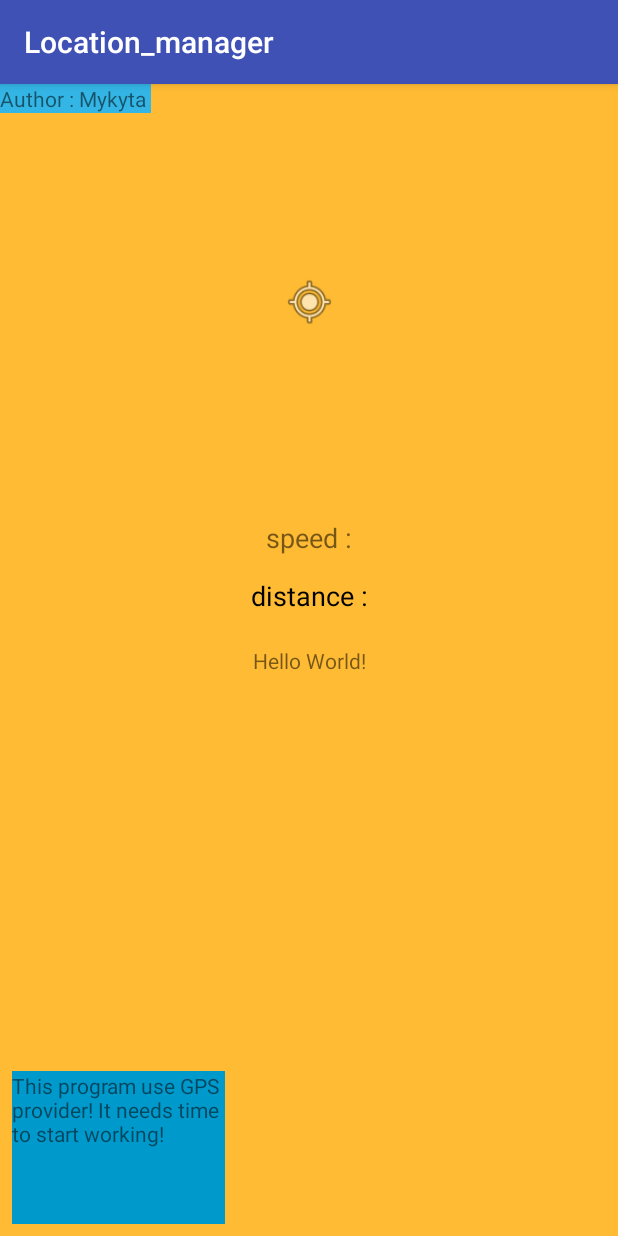
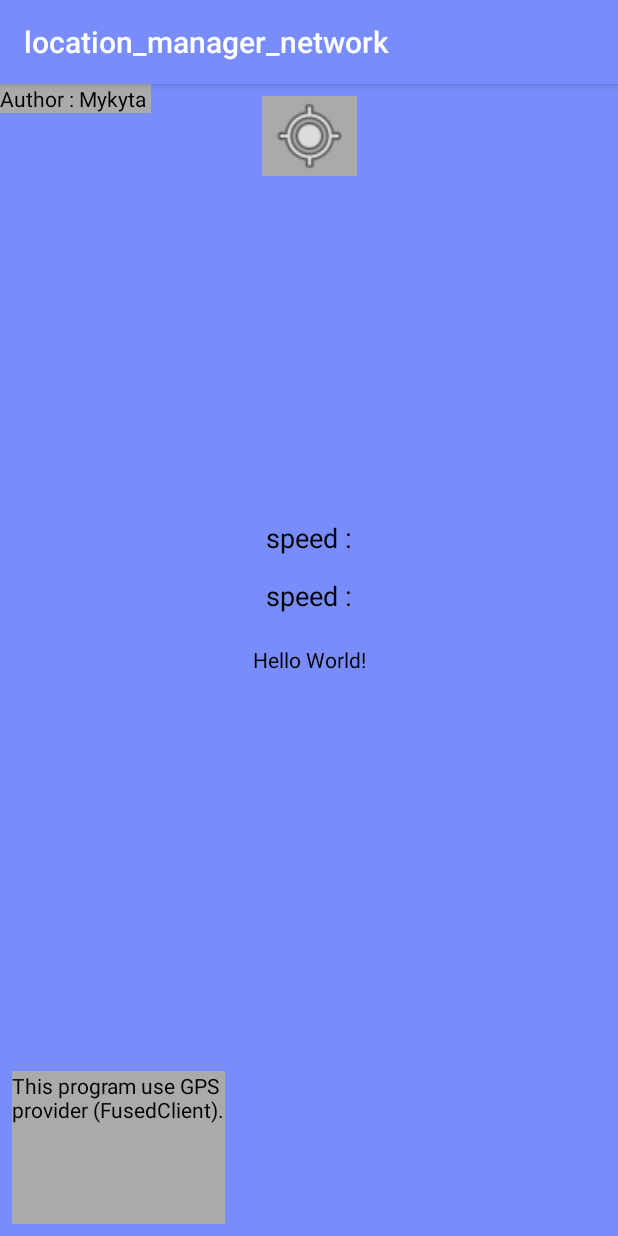
Before and after one commit to MykytaOpanyuk/All_programs_studying, an Android app: the screen it shows after launch (MainActivity), on a phone screen of 412 x 824 dp. Run offline under Robolectric (Android 15) with nearby library versions, the phone set to English and light mode, and no system bars.

Commit message:
Add final version of program (with FusedClient (New googleApi) and location manager). Added video of testing program.

```diff
--- a/lab_1_android_GPS_android_studio/app/src/main/AndroidManifest.xml
+++ b/lab_1_android_GPS_android_studio/app/src/main/AndroidManifest.xml
@@ -1,7 +1,6 @@
 <?xml version="1.0" encoding="utf-8"?>
 <manifest xmlns:android="http://schemas.android.com/apk/res/android"
-    package="com.example.nikita.location_manager">
-    <uses-permission android:name="android.permission.INTERNET" />
+    package="com.example.nikita.location_manager_network">
     <uses-permission android:name="android.permission.ACCESS_FINE_LOCATION" />
     <uses-permission android:name="android.permission.ACCESS_COARSE_LOCATION" />
     <application
--- /dev/null
+++ b/lab_1_android_GPS_android_studio/app/src/main/java/com/example/nikita/location_manager_network/MainActivity.java
@@ -0,0 +1,244 @@
+package com.example.nikita.location_manager_network;
+
+import android.Manifest;
+import android.content.pm.PackageManager;
+import android.support.v4.app.ActivityCompat;
+import android.support.v7.app.AppCompatActivity;
+import android.os.Bundle;
+import android.app.AlertDialog;
+import android.content.DialogInterface;
+
+import android.location.Location;
+import android.location.LocationListener;
+import android.location.LocationManager;
+
+import com.google.android.gms.location.LocationRequest;
+import com.google.android.gms.location.LocationServices;
+import com.google.android.gms.location.FusedLocationProviderClient;
+import com.google.android.gms.location.LocationCallback;
+import com.google.android.gms.location.LocationResult;
+
+import java.text.DecimalFormat;
+import android.content.Intent;
+import android.content.Context;
+import android.widget.TextView;
+import android.provider.Settings;
+import android.widget.Toast;
+
+public class MainActivity extends AppCompatActivity {
+
+    private static final int two_second = 2000;
+
+    public FusedLocationProviderClient fused_location_client;
+    LocationRequest location_request_high;
+    LocationCallback location_callback;
+    Context mContext;
+    //static long start_time, end_time;
+    public Location l_start, l_end;
+    public Location location_cur, location_old;
+    LocationManager location_manager;
+
+    LocationListener my_listener = new LocationListener() {
+        public void onLocationChanged(Location location) {
+            if (location_cur == null)
+                location_cur = location;
+                location_old = location;
+
+            long timeDelta = location_cur.getTime() - location.getTime();
+            boolean isSignificantlyNewer = timeDelta > two_second;
+            boolean isNewer = timeDelta > 0;
+
+            if (isSignificantlyNewer)
+                location_old = location;
+
+            int accuracyDelta = (int) (location.getAccuracy() - location_cur.getAccuracy());
+            boolean isLessAccurate = accuracyDelta > 0;
+            boolean isMoreAccurate = accuracyDelta < 0;
+            boolean isSignificantlyLessAccurate = accuracyDelta > 200;
+
+            if (isMoreAccurate)
+                location_old = location;
+            else if (isNewer && !isLessAccurate)
+                location_old = location;
+            else if ((isNewer) && !(isSignificantlyLessAccurate))
+                location_old = location;
+
+            double speed = location.getSpeed() * 3.6;
+
+            String speed_2 = "Speed (LocationManager): " + new DecimalFormat("#.##").format(speed) + "km/h";
+
+            TextView speed_text = findViewById(R.id.speed_2);
+            speed_text.setText(speed_2);
+        }
+
+        public void onStatusChanged(String provider, int status, Bundle extras) {}
+
+        public void onProviderEnabled(String provider) {}
+
+        public void onProviderDisabled(String provider) {}
+    };
+
+    public void onRequestPermissionsResult(int requestCode, String permissions[], int[] grantResults) {
+        switch (requestCode) {
+            case 1: {
+                // If request is cancelled, the result arrays are empty.
+                if (grantResults.length > 0 && grantResults[0] == PackageManager.PERMISSION_GRANTED) {}
+                else
+                    return;
+            }
+            // other 'case' lines to check for other
+            // permissions this app might request
+        }
+    }
+
+    public void checkLocationPermission()
+    {
+        String permission_1 = "android.permission.ACCESS_FINE_LOCATION";
+        String permission_2 = "android.permission.ACCESS_COARSE_LOCATION";
+
+        int res_1 = this.checkCallingOrSelfPermission(permission_1);
+        int res_2 = this.checkCallingOrSelfPermission(permission_2);
+
+        if ((res_1 == PackageManager.PERMISSION_GRANTED) && (res_2 == PackageManager.PERMISSION_GRANTED)) {
+            fused_location_client.requestLocationUpdates(location_request_high, location_callback, null);
+            location_manager.requestLocationUpdates(LocationManager.GPS_PROVIDER, 1000, 10, my_listener);
+        }
+
+    }
+
+    @Override
+    protected void onCreate(Bundle savedInstanceState) {
+        super.onCreate(savedInstanceState);
+        setContentView(R.layout.activity_main);
+
+        mContext = this;
+        location_manager = (LocationManager) mContext.getSystemService(Context.LOCATION_SERVICE);
+
+        location_request_high = LocationRequest.create();
+        location_request_high.setInterval(1000);
+        location_request_high.setFastestInterval(500);
+        location_request_high.setPriority(LocationRequest.PRIORITY_HIGH_ACCURACY);
+
+        fused_location_client = LocationServices.getFusedLocationProviderClient(this);
+
+        location_callback = new LocationCallback() {
+            @Override
+            public void onLocationResult(LocationResult locationResult) {
+                if (locationResult == null) {
+                    return;
+                }
+                for (Location location : locationResult.getLocations()) {
+                    makeUseOfNewLocation(location);
+                }
+            }
+        };
+        ActivityCompat.requestPermissions(this,new String[]{Manifest.permission.ACCESS_FINE_LOCATION}, 1);
+        ActivityCompat.requestPermissions(this,new String[]{Manifest.permission.ACCESS_COARSE_LOCATION}, 1);
+
+        checkLocationPermission();
+
+        isLocationEnabled();
+        isLocationEnabled_manager();
+
+    }
+
+    public void makeUseOfNewLocation(Location location) {
+
+        if (l_start == null)
+            l_start = location;
+            l_end = location;
+
+        long timeDelta = l_start.getTime() - location.getTime();
+        boolean isSignificantlyNewer = timeDelta > two_second;
+        boolean isNewer = timeDelta > 0;
+
+        if (isSignificantlyNewer)
+            l_end = location;
+
+        int accuracyDelta = (int) (location.getAccuracy() - l_start.getAccuracy());
+        boolean isLessAccurate = accuracyDelta > 0;
+        boolean isMoreAccurate = accuracyDelta < 0;
+        boolean isSignificantlyLessAccurate = accuracyDelta > 200;
+
+        if (isMoreAccurate)
+            l_end = location;
+        else if (isNewer && !isLessAccurate)
+            l_end = location;
+        else if ((isNewer) && !(isSignificantlyLessAccurate))
+            l_end = location;
+
+        double latitude = location.getLatitude();
+        double longitude = location.getLongitude();
+        double speed = location.getSpeed() * 3.6;
+
+        String msg = "New Latitude: " + latitude + "New Longitude: " + longitude;
+        String speed_1 = "Speed (FusedClient): " + new DecimalFormat("#.##").format(speed) + "km/h";
+
+        TextView speed_f_text = findViewById(R.id.speed_1);
+        speed_f_text.setText(speed_1);
+        TextView time_text = findViewById(R.id.activity_location);
+        time_text.setText(msg);
+
+    }
+
+    protected void onResume() {
+        super.onResume();
+        isLocationEnabled();
+    }
+
+    private void isLocationEnabled() {
+
+        AlertDialog.Builder alertDialogBuilder = new AlertDialog.Builder(this);
+        alertDialogBuilder.setMessage("Enable GPS to use application")
+                .setCancelable(false)
+                .setPositiveButton("Enable GPS",
+                        new DialogInterface.OnClickListener() {
+                            public void onClick(DialogInterface dialog, int id) {
+                                Intent callGPSSettingIntent = new Intent(
+                                        android.provider.Settings.ACTION_LOCATION_SOURCE_SETTINGS);
+                                startActivity(callGPSSettingIntent);
+                            }
+                        });
+        alertDialogBuilder.setNegativeButton("Cancel",
+                new DialogInterface.OnClickListener() {
+                    public void onClick(DialogInterface dialog, int id) {
+                        dialog.cancel();
+                    }
+                });
+        AlertDialog alert = alertDialogBuilder.create();
+        alert.show();
+    }
+
+    private void isLocationEnabled_manager() {
+
+        if (!location_manager.isProviderEnabled(LocationManager.GPS_PROVIDER)) {
+            AlertDialog.Builder alertDialog=new AlertDialog.Builder(mContext);
+            alertDialog.setTitle("Enable Location");
+            alertDialog.setMessage("Your locations setting is not enabled. Please enabled it in settings menu.");
+            alertDialog.setPositiveButton("Location Settings", new DialogInterface.OnClickListener(){
+                public void onClick(DialogInterface dialog, int which) {
+                    Intent intent = new Intent(Settings.ACTION_LOCATION_SOURCE_SETTINGS);
+                    startActivity(intent);
+                }
+            });
+            alertDialog.setNegativeButton("Cancel", new DialogInterface.OnClickListener(){
+                public void onClick(DialogInterface dialog, int which){
+                    dialog.cancel();
+                }
+            });
+            AlertDialog alert=alertDialog.create();
+            alert.show();
+        } else {
+            AlertDialog.Builder alertDialog=new AlertDialog.Builder(mContext);
+            alertDialog.setTitle("Confirm Location");
+            alertDialog.setMessage("Your Location is enabled, please enjoy");
+            alertDialog.setNegativeButton("Back to interface", new DialogInterface.OnClickListener(){
+                public void onClick(DialogInterface dialog, int which){
+                    dialog.cancel();
+                }
+            });
+            AlertDialog alert = alertDialog.create();
+            alert.show();
+        }
+    }
+}
--- a/lab_1_android_GPS_android_studio/app/src/main/res/layout/activity_main.xml
+++ b/lab_1_android_GPS_android_studio/app/src/main/res/layout/activity_main.xml
@@ -4,15 +4,15 @@
     xmlns:tools="http://schemas.android.com/tools"
     android:layout_width="match_parent"
     android:layout_height="match_parent"
-    android:background="@android:color/holo_orange_light"
+    android:background="@color/colorPrimary"
     tools:context=".MainActivity">
 
     <TextView
-        android:id="@+id/distance"
+        android:id="@+id/speed_2"
         android:layout_width="wrap_content"
         android:layout_height="wrap_content"
         android:backgroundTint="@android:color/holo_red_dark"
-        android:text="distance :"
+        android:text="speed :"
         android:textColor="@android:color/background_dark"
         android:textSize="18sp"
         android:visibility="visible"
@@ -22,12 +22,13 @@
         app:layout_constraintTop_toTopOf="parent"
         app:layout_constraintVertical_bias="0.442" />
 
-
     <TextView
-        android:id="@+id/speed_act"
+        android:id="@+id/speed_1"
         android:layout_width="wrap_content"
         android:layout_height="wrap_content"
+        android:backgroundTint="@android:color/darker_gray"
         android:text="speed :"
+        android:textColor="@android:color/background_dark"
         android:textSize="18sp"
         android:visibility="visible"
         app:layout_constraintBottom_toBottomOf="parent"
@@ -39,8 +40,10 @@
     <TextView
         android:id="@+id/activity_location"
         android:layout_width="wrap_content"
-        android:layout_height="wrap_content"
+        android:layout_height="20dp"
+        android:backgroundTint="@android:color/darker_gray"
         android:text="Hello World!"
+        android:textColor="@android:color/background_dark"
         android:visibility="visible"
         app:layout_constraintBottom_toBottomOf="parent"
         app:layout_constraintLeft_toLeftOf="parent"
@@ -51,8 +54,9 @@
         android:id="@+id/textView"
         android:layout_width="wrap_content"
         android:layout_height="wrap_content"
-        android:background="@android:color/holo_blue_light"
-        android:text="Author : Mykyta " />
+        android:background="@android:color/darker_gray"
+        android:text="Author : Mykyta "
+        android:textColor="@android:color/background_dark" />
 
     <TextView
         android:id="@+id/textView2"
@@ -60,23 +64,27 @@
         android:layout_height="102dp"
         android:layout_marginBottom="8dp"
         android:layout_marginStart="8dp"
-        android:background="@android:color/holo_blue_dark"
-        android:text="This program use GPS provider! It needs time to start working!"
+        android:background="@android:color/darker_gray"
+        android:text="This program use GPS provider (FusedClient)."
+        android:textColor="@android:color/background_dark"
         app:layout_constraintBottom_toBottomOf="parent"
         app:layout_constraintStart_toStartOf="parent" />
 
     <ImageView
         android:id="@+id/imageView2"
-        android:layout_width="38dp"
-        android:layout_height="36dp"
+        android:layout_width="63dp"
+        android:layout_height="53dp"
         android:layout_marginBottom="8dp"
         android:layout_marginEnd="8dp"
         android:layout_marginStart="8dp"
         android:layout_marginTop="8dp"
+        android:background="@android:color/darker_gray"
         app:layout_constraintBottom_toTopOf="@+id/speed_act"
         app:layout_constraintEnd_toEndOf="parent"
+        app:layout_constraintHorizontal_bias="0.501"
         app:layout_constraintStart_toStartOf="parent"
         app:layout_constraintTop_toTopOf="parent"
+        app:layout_constraintVertical_bias="0.504"
         app:srcCompat="@android:drawable/ic_menu_mylocation" />
 
 </android.support.constraint.ConstraintLayout>
--- a/lab_1_android_GPS_android_studio/app/src/main/res/values/colors.xml
+++ b/lab_1_android_GPS_android_studio/app/src/main/res/values/colors.xml
@@ -1,6 +1,6 @@
 <?xml version="1.0" encoding="utf-8"?>
 <resources>
-    <color name="colorPrimary">#3F51B5</color>
+    <color name="colorPrimary">#788cfb</color>
     <color name="colorPrimaryDark">#303F9F</color>
     <color name="colorAccent">#FF4081</color>
 </resources>
--- a/lab_1_android_GPS_android_studio/app/src/main/res/values/strings.xml
+++ b/lab_1_android_GPS_android_studio/app/src/main/res/values/strings.xml
@@ -1,3 +1,3 @@
 <resources>
-    <string name="app_name">Location_manager</string>
+    <string name="app_name">location_manager_network</string>
 </resources>
--- a/lab_1_android_GPS_android_studio/build.gradle
+++ b/lab_1_android_GPS_android_studio/build.gradle
@@ -5,6 +5,10 @@ buildscript {
     repositories {
         google()
         jcenter()
+        maven {
+            url "https://maven.google.com"
+        }
+
     }
     dependencies {
         classpath 'com.android.tools.build:gradle:3.1.0'
```
Also changed, not shown: lab_1_android_GPS_android_studio/app/build.gradle (+4 -3 lines), lab_1_android_GPS_android_studio/app/src/main/ic_launcher-web.png (added), lab_1_android_GPS_android_studio/app/src/main/res/mipmap-hdpi/ic_launcher.png, lab_1_android_GPS_android_studio/app/src/main/res/mipmap-mdpi/ic_launcher.png, lab_1_android_GPS_android_studio/app/src/main/res/mipmap-xhdpi/ic_launcher.png, lab_1_android_GPS_android_studio/app/src/main/res/mipmap-xxhdpi/ic_launcher.png, lab_1_android_GPS_android_studio/app/src/main/res/mipmap-xxxhdpi/ic_launcher.png, lab_1_android_GPS_android_studio/gradle/wrapper/gradle-wrapper.properties, 3 other files.
